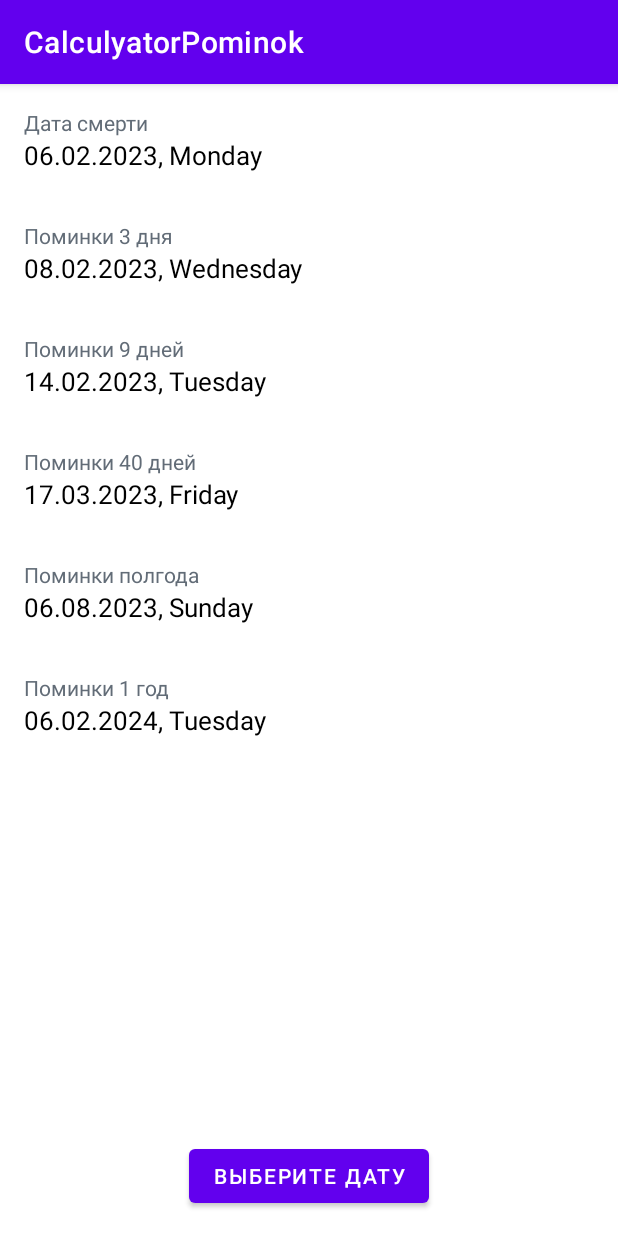
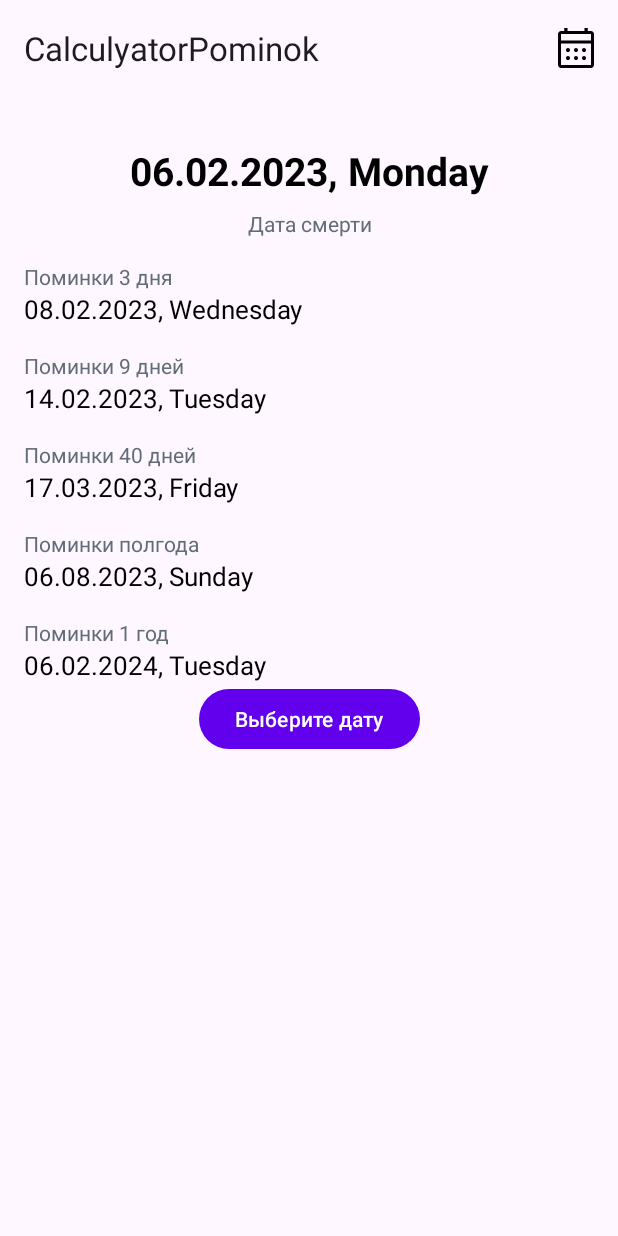
Before and after one commit to ProkhodOlya/CalculyatorPominok, an Android app: the screen it shows after launch (MainActivity), on a phone screen of 412 x 824 dp. Run offline under Robolectric (Android 15) with nearby library versions, the light colour scheme and no system bars.

Commit message:
top bar, menu

```diff
--- a/app/src/main/java/com/example/calculyatorpominok/MainActivity.kt
+++ b/app/src/main/java/com/example/calculyatorpominok/MainActivity.kt
@@ -22,7 +22,7 @@ class MainActivity : AppCompatActivity() {
 
     override fun onCreate(savedInstanceState: Bundle?) {
         super.onCreate(savedInstanceState)
-        setContentView(R.layout.activity_main)
+        setContentView(R.layout.activity_main2)
         textViewDateOfDeath = findViewById(R.id.textDateOfDeath)
         textViewDateOfDeathThree = findViewById(R.id.textDateOfDeathThree)
         textViewDateOfDeathNine = findViewById(R.id.textDateOfDeathNine)
--- /dev/null
+++ b/app/src/main/res/drawable/ic_calendar_48.xml
@@ -0,0 +1,9 @@
+<vector xmlns:android="http://schemas.android.com/apk/res/android"
+    android:width="48dp"
+    android:height="48dp"
+    android:viewportWidth="48"
+    android:viewportHeight="48">
+  <path
+      android:fillColor="#FF000000"
+      android:pathData="M9,44q-1.2,0 -2.1,-0.9Q6,42.2 6,41L6,10q0,-1.2 0.9,-2.1Q7.8,7 9,7h3.25L12.25,4h3.25v3h17L32.5,4h3.25v3L39,7q1.2,0 2.1,0.9 0.9,0.9 0.9,2.1v31q0,1.2 -0.9,2.1 -0.9,0.9 -2.1,0.9ZM9,41h30L39,19.5L9,19.5L9,41ZM9,16.5h30L39,10L9,10ZM9,16.5L9,10v6.5ZM24,28q-0.85,0 -1.425,-0.575Q22,26.85 22,26q0,-0.85 0.575,-1.425Q23.15,24 24,24q0.85,0 1.425,0.575Q26,25.15 26,26q0,0.85 -0.575,1.425Q24.85,28 24,28ZM16,28q-0.85,0 -1.425,-0.575Q14,26.85 14,26q0,-0.85 0.575,-1.425Q15.15,24 16,24q0.85,0 1.425,0.575Q18,25.15 18,26q0,0.85 -0.575,1.425Q16.85,28 16,28ZM32,28q-0.85,0 -1.425,-0.575Q30,26.85 30,26q0,-0.85 0.575,-1.425Q31.15,24 32,24q0.85,0 1.425,0.575Q34,25.15 34,26q0,0.85 -0.575,1.425Q32.85,28 32,28ZM24,36q-0.85,0 -1.425,-0.575Q22,34.85 22,34q0,-0.85 0.575,-1.425Q23.15,32 24,32q0.85,0 1.425,0.575Q26,33.15 26,34q0,0.85 -0.575,1.425Q24.85,36 24,36ZM16,36q-0.85,0 -1.425,-0.575Q14,34.85 14,34q0,-0.85 0.575,-1.425Q15.15,32 16,32q0.85,0 1.425,0.575Q18,33.15 18,34q0,0.85 -0.575,1.425Q16.85,36 16,36ZM32,36q-0.85,0 -1.425,-0.575Q30,34.85 30,34q0,-0.85 0.575,-1.425Q31.15,32 32,32q0.85,0 1.425,0.575Q34,33.15 34,34q0,0.85 -0.575,1.425Q32.85,36 32,36Z"/>
+</vector>
--- a/app/src/main/res/layout/activity_main.xml
+++ b/app/src/main/res/layout/activity_main.xml
@@ -18,28 +18,32 @@
         app:layout_constraintTop_toTopOf="parent">
 
         <TextView
-            android:id="@+id/textDateOfDeathCaption"
-            android:layout_width="match_parent"
-            android:layout_height="wrap_content"
-            android:text="Дата смерти"
-            android:textSize="14sp"
-            android:textColor="#626C77"
-            app:layout_constraintBottom_toTopOf="@id/textDateOfDeath"
-            app:layout_constraintLeft_toLeftOf="parent"
-            app:layout_constraintRight_toRightOf="parent"
-            app:layout_constraintTop_toTopOf="parent" />
-
-        <TextView
             android:id="@+id/textDateOfDeath"
             android:layout_width="match_parent"
             android:layout_height="wrap_content"
             android:layout_marginTop="16dp"
-            tools:text="01.02.2023, среда"
-            android:textSize="17sp"
+            android:gravity="center"
             android:textColor="#000000"
+            android:textSize="26sp"
+            android:textStyle="bold"
+            android:layout_marginBottom="8dp"
+            app:layout_constraintBottom_toTopOf="@id/textDateOfDeathCaption"
             app:layout_constraintLeft_toLeftOf="parent"
             app:layout_constraintRight_toRightOf="parent"
-            app:layout_constraintBottom_toBottomOf="parent" />
+            app:layout_constraintTop_toTopOf="parent"
+            tools:text="01.02.2023, среда" />
+
+        <TextView
+            android:id="@+id/textDateOfDeathCaption"
+            android:layout_width="match_parent"
+            android:layout_height="wrap_content"
+            android:gravity="center"
+            android:text="Дата смерти"
+            android:textColor="#626C77"
+            android:textSize="14sp"
+            app:layout_constraintBottom_toBottomOf="parent"
+            app:layout_constraintLeft_toLeftOf="parent"
+            app:layout_constraintRight_toRightOf="parent" />
 
     </androidx.constraintlayout.widget.ConstraintLayout>
 
@@ -48,7 +52,7 @@
         android:layout_width="match_parent"
         android:layout_height="wrap_content"
         android:layout_marginHorizontal="16dp"
-        android:layout_marginTop="32dp"
+        android:layout_marginTop="16dp"
         app:layout_constraintEnd_toEndOf="parent"
         app:layout_constraintStart_toStartOf="parent"
         app:layout_constraintTop_toBottomOf="@id/constraintDateOfDeath">
@@ -85,7 +89,7 @@
         android:layout_width="match_parent"
         android:layout_height="wrap_content"
         android:layout_marginHorizontal="16dp"
-        android:layout_marginTop="32dp"
+        android:layout_marginTop="16dp"
         app:layout_constraintEnd_toEndOf="parent"
         app:layout_constraintStart_toStartOf="parent"
         app:layout_constraintTop_toBottomOf="@id/constraintDateOfDeathThree">
@@ -124,7 +128,7 @@
         android:layout_width="match_parent"
         android:layout_height="wrap_content"
         android:layout_marginHorizontal="16dp"
-        android:layout_marginTop="32dp"
+        android:layout_marginTop="16dp"
         app:layout_constraintEnd_toEndOf="parent"
         app:layout_constraintStart_toStartOf="parent"
         app:layout_constraintTop_toBottomOf="@id/constraintDateOfDeathNine">
@@ -162,7 +166,7 @@
         android:layout_width="match_parent"
         android:layout_height="wrap_content"
         android:layout_marginHorizontal="16dp"
-        android:layout_marginTop="32dp"
+        android:layout_marginTop="16dp"
         app:layout_constraintEnd_toEndOf="parent"
         app:layout_constraintStart_toStartOf="parent"
         app:layout_constraintTop_toBottomOf="@id/constraintDateOfDeathForty">
@@ -200,7 +204,7 @@
         android:layout_width="match_parent"
         android:layout_height="wrap_content"
         android:layout_marginHorizontal="16dp"
-        android:layout_marginTop="32dp"
+        android:layout_marginTop="16dp"
         app:layout_constraintEnd_toEndOf="parent"
         app:layout_constraintStart_toStartOf="parent"
         app:layout_constraintTop_toBottomOf="@id/constraintDateOfDeathSixMonths">
--- /dev/null
+++ b/app/src/main/res/layout/activity_main2.xml
@@ -0,0 +1,284 @@
+<?xml version="1.0" encoding="utf-8"?>
+<androidx.coordinatorlayout.widget.CoordinatorLayout xmlns:android="http://schemas.android.com/apk/res/android"
+    xmlns:app="http://schemas.android.com/apk/res-auto"
+    android:layout_width="match_parent"
+    android:layout_height="match_parent">
+
+    <com.google.android.material.appbar.AppBarLayout
+        android:layout_width="match_parent"
+        android:layout_height="wrap_content">
+
+        <com.google.android.material.appbar.MaterialToolbar
+            android:id="@+id/topAppBar"
+            android:layout_width="match_parent"
+            android:layout_height="?attr/actionBarSize"
+            app:menu="@menu/top_app_bar"
+            app:title="@string/app_name" />
+
+    </com.google.android.material.appbar.AppBarLayout>
+
+    <!-- Note: A RecyclerView can also be used -->
+    <androidx.core.widget.NestedScrollView
+        android:layout_width="match_parent"
+        android:layout_height="match_parent"
+        app:layout_behavior="@string/appbar_scrolling_view_behavior">
+
+        <!-- Scrollable content -->
+
+        <androidx.constraintlayout.widget.ConstraintLayout xmlns:android="http://schemas.android.com/apk/res/android"
+            xmlns:app="http://schemas.android.com/apk/res-auto"
+            xmlns:tools="http://schemas.android.com/tools"
+            android:layout_width="match_parent"
+            android:layout_height="match_parent"
+            tools:context=".MainActivity">
+
+            <androidx.constraintlayout.widget.ConstraintLayout
+                android:id="@+id/constraintDateOfDeath"
+                android:layout_width="match_parent"
+                android:layout_height="wrap_content"
+                android:layout_marginHorizontal="16dp"
+                android:layout_marginTop="16dp"
+                app:layout_constraintBottom_toTopOf="@+id/constraintDateOfDeathThree"
+                app:layout_constraintEnd_toEndOf="parent"
+                app:layout_constraintStart_toStartOf="parent"
+                app:layout_constraintTop_toTopOf="parent">
+
+                <TextView
+                    android:id="@+id/textDateOfDeath"
+                    android:layout_width="match_parent"
+                    android:layout_height="wrap_content"
+                    android:layout_marginTop="16dp"
+                    android:layout_marginBottom="8dp"
+                    android:gravity="center"
+                    android:textColor="#000000"
+                    android:textSize="26sp"
+                    android:textStyle="bold"
+                    app:layout_constraintBottom_toTopOf="@id/textDateOfDeathCaption"
+                    app:layout_constraintLeft_toLeftOf="parent"
+                    app:layout_constraintRight_toRightOf="parent"
+                    app:layout_constraintTop_toTopOf="parent"
+                    tools:text="01.02.2023, среда" />
+
+                <TextView
+                    android:id="@+id/textDateOfDeathCaption"
+                    android:layout_width="match_parent"
+                    android:layout_height="wrap_content"
+                    android:gravity="center"
+                    android:text="Дата смерти"
+                    android:textColor="#626C77"
+                    android:textSize="14sp"
+                    app:layout_constraintBottom_toBottomOf="parent"
+                    app:layout_constraintLeft_toLeftOf="parent"
+                    app:layout_constraintRight_toRightOf="parent" />
+
+            </androidx.constraintlayout.widget.ConstraintLayout>
+
+            <androidx.constraintlayout.widget.ConstraintLayout
+                android:id="@+id/constraintDateOfDeathThree"
+                android:layout_width="match_parent"
+                android:layout_height="wrap_content"
+                android:layout_marginHorizontal="16dp"
+                android:layout_marginTop="16dp"
+                app:layout_constraintEnd_toEndOf="parent"
+                app:layout_constraintStart_toStartOf="parent"
+                app:layout_constraintTop_toBottomOf="@id/constraintDateOfDeath">
+
+                <TextView
+                    android:id="@+id/textDateOfDeathThreeCaption"
+                    android:layout_width="match_parent"
+                    android:layout_height="wrap_content"
+                    android:text="Поминки 3 дня"
+                    android:textColor="#626C77"
+                    android:textSize="14sp"
+                    app:layout_constraintBottom_toTopOf="@id/textDateOfDeathThree"
+                    app:layout_constraintLeft_toLeftOf="parent"
+                    app:layout_constraintRight_toRightOf="parent"
+                    app:layout_constraintTop_toTopOf="parent" />
+
+                <TextView
+                    android:id="@+id/textDateOfDeathThree"
+                    android:layout_width="match_parent"
+                    android:layout_height="wrap_content"
+                    android:layout_marginTop="16dp"
+                    android:textColor="#000000"
+                    android:textSize="17sp"
+                    android:visibility="gone"
+                    app:layout_constraintBottom_toBottomOf="parent"
+                    app:layout_constraintLeft_toLeftOf="parent"
+                    app:layout_constraintRight_toRightOf="parent"
+                    tools:text="03.02.2023, пятница"
+                    tools:visibility="visible" />
+            </androidx.constraintlayout.widget.ConstraintLayout>
+
+            <androidx.constraintlayout.widget.ConstraintLayout
+                android:id="@+id/constraintDateOfDeathNine"
+                android:layout_width="match_parent"
+                android:layout_height="wrap_content"
+                android:layout_marginHorizontal="16dp"
+                android:layout_marginTop="16dp"
+                app:layout_constraintEnd_toEndOf="parent"
+                app:layout_constraintStart_toStartOf="parent"
+                app:layout_constraintTop_toBottomOf="@id/constraintDateOfDeathThree">
+
+                <TextView
+                    android:id="@+id/textDateOfDeathNineCaption"
+                    android:layout_width="match_parent"
+                    android:layout_height="wrap_content"
+                    android:text="Поминки 9 дней"
+                    android:textColor="#626C77"
+                    android:textSize="14sp"
+                    app:layout_constraintBottom_toTopOf="@id/textDateOfDeathNine"
+                    app:layout_constraintLeft_toLeftOf="parent"
+                    app:layout_constraintRight_toRightOf="parent"
+                    app:layout_constraintTop_toTopOf="parent"
+                    tools:visibility="visible" />
+
+                <TextView
+                    android:id="@+id/textDateOfDeathNine"
+                    android:layout_width="match_parent"
+                    android:layout_height="wrap_content"
+                    android:layout_marginTop="16dp"
+                    android:textColor="#000000"
+                    android:textSize="17sp"
+                    android:visibility="gone"
+                    app:layout_constraintBottom_toBottomOf="parent"
+                    app:layout_constraintLeft_toLeftOf="parent"
+                    app:layout_constraintRight_toRightOf="parent"
+                    tools:text="09.02.2023, четверг"
+                    tools:visibility="visible" />
+            </androidx.constraintlayout.widget.ConstraintLayout>
+
+
+            <androidx.constraintlayout.widget.ConstraintLayout
+                android:id="@+id/constraintDateOfDeathForty"
+                android:layout_width="match_parent"
+                android:layout_height="wrap_content"
+                android:layout_marginHorizontal="16dp"
+                android:layout_marginTop="16dp"
+                app:layout_constraintEnd_toEndOf="parent"
+                app:layout_constraintStart_toStartOf="parent"
+                app:layout_constraintTop_toBottomOf="@id/constraintDateOfDeathNine">
+
+                <TextView
+                    android:id="@+id/textDateOfDeathFortyCaption"
+                    android:layout_width="match_parent"
+                    android:layout_height="wrap_content"
+                    android:text="Поминки 40 дней"
+                    android:textColor="#626C77"
+                    android:textSize="14sp"
+                    app:layout_constraintBottom_toTopOf="@id/textDateOfDeathForty"
+                    app:layout_constraintLeft_toLeftOf="parent"
+                    app:layout_constraintRight_toRightOf="parent"
+                    app:layout_constraintTop_toTopOf="parent"
+                    tools:visibility="visible" />
+
+                <TextView
+                    android:id="@+id/textDateOfDeathForty"
+                    android:layout_width="match_parent"
+                    android:layout_height="wrap_content"
+                    android:layout_marginTop="16dp"
+                    android:textColor="#000000"
+                    android:textSize="17sp"
+                    android:visibility="gone"
+                    app:layout_constraintBottom_toBottomOf="parent"
+                    app:layout_constraintLeft_toLeftOf="parent"
+                    app:layout_constraintRight_toRightOf="parent"
+                    tools:text="12.03.2023, воскресенье"
+                    tools:visibility="visible" />
+            </androidx.constraintlayout.widget.ConstraintLayout>
+
+            <androidx.constraintlayout.widget.ConstraintLayout
+                android:id="@+id/constraintDateOfDeathSixMonths"
+                android:layout_width="match_parent"
+                android:layout_height="wrap_content"
+                android:layout_marginHorizontal="16dp"
+                android:layout_marginTop="16dp"
+                app:layout_constraintEnd_toEndOf="parent"
+                app:layout_constraintStart_toStartOf="parent"
+                app:layout_constraintTop_toBottomOf="@id/constraintDateOfDeathForty">
+
+                <TextView
+                    android:id="@+id/textDateOfDeathSixMonthsCaption"
+                    android:layout_width="match_parent"
+                    android:layout_height="wrap_content"
+                    android:text="Поминки полгода"
+                    android:textColor="#626C77"
+                    android:textSize="14sp"
+                    app:layout_constraintBottom_toTopOf="@id/textDateOfDeathSixMonths"
+                    app:layout_constraintLeft_toLeftOf="parent"
+                    app:layout_constraintRight_toRightOf="parent"
+                    app:layout_constraintTop_toTopOf="parent"
+                    tools:visibility="visible" />
+
+                <TextView
+                    android:id="@+id/textDateOfDeathSixMonths"
+                    android:layout_width="match_parent"
+                    android:layout_height="wrap_content"
+                    android:layout_marginTop="16dp"
+                    android:textColor="#000000"
+                    android:textSize="17sp"
+                    android:visibility="gone"
+                    app:layout_constraintBottom_toBottomOf="parent"
+                    app:layout_constraintLeft_toLeftOf="parent"
+                    app:layout_constraintRight_toRightOf="parent"
+                    tools:text="01.08.2023, вторник"
+                    tools:visibility="visible" />
+            </androidx.constraintlayout.widget.ConstraintLayout>
+
+            <androidx.constraintlayout.widget.ConstraintLayout
+                android:id="@+id/constraintDateOfDeathOneYear"
+                android:layout_width="match_parent"
+                android:layout_height="wrap_content"
+                android:layout_marginHorizontal="16dp"
+                android:layout_marginTop="16dp"
+                app:layout_constraintEnd_toEndOf="parent"
+                app:layout_constraintStart_toStartOf="parent"
+                app:layout_constraintTop_toBottomOf="@id/constraintDateOfDeathSixMonths">
+
+                <TextView
+                    android:id="@+id/textDateOfDeathOneYearCaption"
+                    android:layout_width="match_parent"
+                    android:layout_height="wrap_content"
+                    android:text="Поминки 1 год"
+                    android:textColor="#626C77"
+                    android:textSize="14sp"
+                    app:layout_constraintBottom_toTopOf="@id/textDateOfDeathOneYear"
+                    app:layout_constraintLeft_toLeftOf="parent"
+                    app:layout_constraintRight_toRightOf="parent"
+                    app:layout_constraintTop_toTopOf="parent"
+                    tools:visibility="visible" />
+
+                <TextView
+                    android:id="@+id/textDateOfDeathOneYear"
+                    android:layout_width="match_parent"
+                    android:layout_height="wrap_content"
+                    android:layout_marginTop="16dp"
+                    android:textColor="#000000"
+                    android:textSize="17sp"
+                    android:visibility="gone"
+                    app:layout_constraintBottom_toBottomOf="parent"
+                    app:layout_constraintLeft_toLeftOf="parent"
+                    app:layout_constraintRight_toRightOf="parent"
+                    tools:text="01.02.2024, четверг"
+                    tools:visibility="visible" />
+            </androidx.constraintlayout.widget.ConstraintLayout>
+
+            <Button
+                android:id="@+id/button"
+                android:layout_width="wrap_content"
+                android:layout_height="wrap_content"
+                android:layout_marginStart="16dp"
+                android:layout_marginEnd="16dp"
+                android:layout_marginBottom="16dp"
+                android:text="Выберите дату"
+                app:layout_constraintBottom_toBottomOf="parent"
+                app:layout_constraintEnd_toEndOf="parent"
+                app:layout_constraintStart_toStartOf="parent"
+                app:layout_constraintTop_toBottomOf="@+id/constraintDateOfDeathOneYear"
+                app:layout_constraintVertical_bias="1.0" />
+
+        </androidx.constraintlayout.widget.ConstraintLayout>
+
+    </androidx.core.widget.NestedScrollView>
+
+</androidx.coordinatorlayout.widget.CoordinatorLayout>
--- /dev/null
+++ b/app/src/main/res/menu/top_app_bar.xml
@@ -0,0 +1,12 @@
+<?xml version="1.0" encoding="utf-8"?>
+<menu xmlns:android="http://schemas.android.com/apk/res/android"
+    xmlns:app="http://schemas.android.com/apk/res-auto">
+
+    <item
+        android:id="@+id/favorite"
+        android:icon="@drawable/ic_calendar_48"
+        android:title="Дата смерти"
+        android:contentDescription="null"
+        app:showAsAction="ifRoom" />
+
+</menu>
--- a/app/src/main/res/values-night/themes.xml
+++ b/app/src/main/res/values-night/themes.xml
@@ -1,6 +1,6 @@
 <resources xmlns:tools="http://schemas.android.com/tools">
     <!-- Base application theme. -->
-    <style name="Theme.CalculyatorPominok" parent="Theme.MaterialComponents.DayNight.DarkActionBar">
+    <style name="Theme.CalculyatorPominok" parent="Theme.Material3.DayNight.NoActionBar">
         <!-- Primary brand color. -->
         <item name="colorPrimary">@color/purple_200</item>
         <item name="colorPrimaryVariant">@color/purple_700</item>
--- a/app/src/main/res/values/themes.xml
+++ b/app/src/main/res/values/themes.xml
@@ -1,6 +1,6 @@
 <resources xmlns:tools="http://schemas.android.com/tools">
     <!-- Base application theme. -->
-    <style name="Theme.CalculyatorPominok" parent="Theme.MaterialComponents.DayNight.DarkActionBar">
+    <style name="Theme.CalculyatorPominok" parent="Theme.Material3.DayNight.NoActionBar">
         <!-- Primary brand color. -->
         <item name="colorPrimary">@color/purple_500</item>
         <item name="colorPrimaryVariant">@color/purple_700</item>
```
